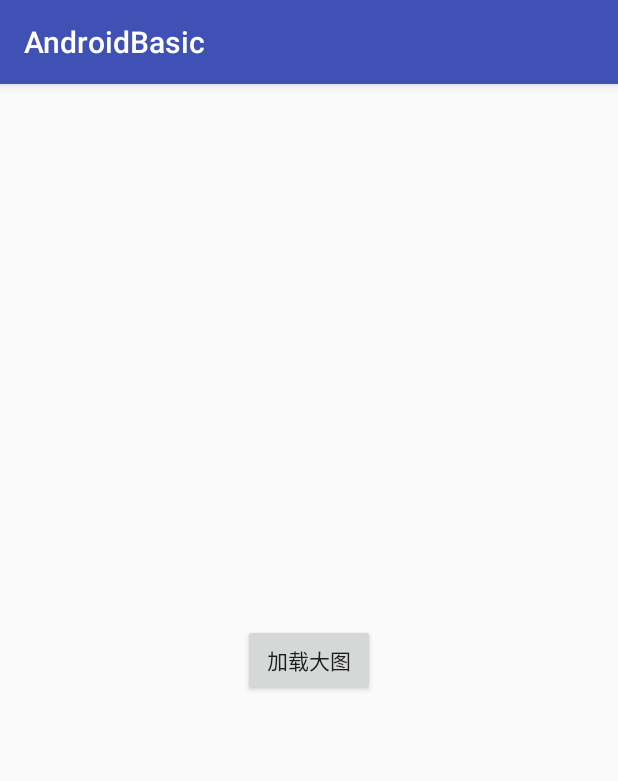
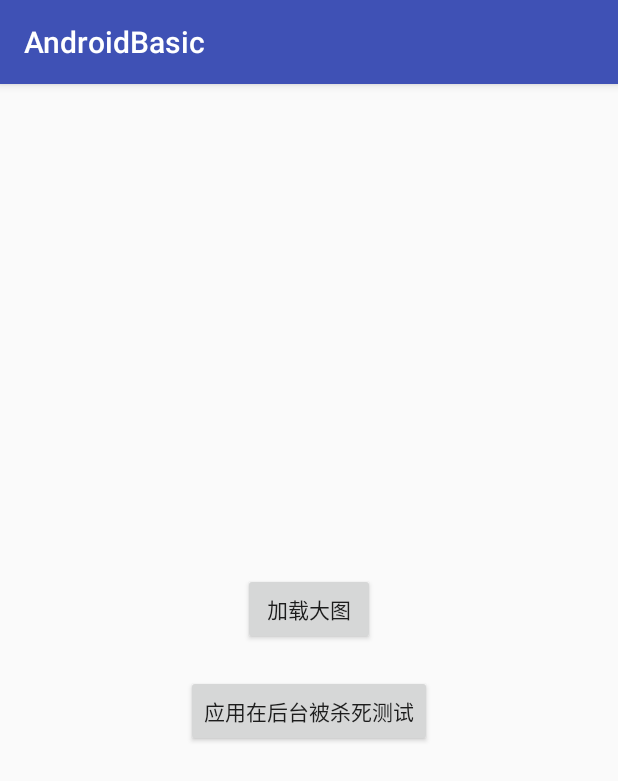
Before and after one commit to 2449983723/AndroidComponents, an Android app: the screen it shows after launch (MainActivity), on a phone screen of 412 x 824 dp. Shown: the top 781 px of the screen. Run offline under Robolectric (Android 15) with nearby library versions, the phone set to English and light mode, and no system bars.

Commit message:
添加应用被杀死后重新走启动流程的逻辑

```diff
--- /dev/null
+++ b/app/src/main/java/com/liunian/androidbasic/App.java
@@ -0,0 +1,36 @@
+package com.liunian.androidbasic;
+
+import android.app.Application;
+import android.content.Context;
+import android.content.Intent;
+
+/**
+ * Created by dell on 2018/4/13.
+ */
+
+public class App extends Application {
+    public static String testString;
+    public final static int APP_STATUS_KILLED = 0; // 表示应用是被杀死后在启动的
+    public final static int APP_STATUS_NORMAL = 1; // 表示应用时正常的启动流程
+    public static int APP_STATUS = APP_STATUS_KILLED; // 记录App的启动状态
+    private static Context context;
+
+    @Override
+    public void onCreate() {
+        super.onCreate();
+        context = getApplicationContext();
+    }
+
+    public static Context getAppContext() {
+        return context;
+    }
+
+    /**
+     * 重新初始化应用界面，清空当前Activity棧，并启动欢迎页面
+     */
+    public static void reInitApp() {
+        Intent intent = new Intent(getAppContext(), SplashActivity.class);
+        intent.setFlags(Intent.FLAG_ACTIVITY_CLEAR_TASK | Intent.FLAG_ACTIVITY_NEW_TASK);
+        getAppContext().startActivity(intent);
+    }
+}
--- a/app/src/main/java/com/liunian/androidbasic/MainActivity.java
+++ b/app/src/main/java/com/liunian/androidbasic/MainActivity.java
@@ -1,22 +1,29 @@
 package com.liunian.androidbasic;
 
 import android.content.Intent;
-import android.support.v7.app.AppCompatActivity;
 import android.os.Bundle;
+import android.support.annotation.Nullable;
 import android.view.View;
 import android.widget.Button;
 
 import com.liunian.androidbasic.addbigimage.AddBigImageActivity;
+import com.liunian.androidbasic.appkilledtest.AppKilledTestActivity;
+import com.liunian.androidbasic.base.BaseActivity;
 
-public class MainActivity extends AppCompatActivity implements View.OnClickListener{
+public class MainActivity extends BaseActivity implements View.OnClickListener{
     Button mAddBigPic;
+    Button mAppKillTest;
+
     @Override
-    protected void onCreate(Bundle savedInstanceState) {
-        super.onCreate(savedInstanceState);
+    protected void setUpViewAndData(@Nullable Bundle savedInstanceState) {
         setContentView(R.layout.activity_main);
 
         mAddBigPic = (Button) findViewById(R.id.addBigPic);
         mAddBigPic.setOnClickListener(this);
+        mAppKillTest = (Button) findViewById(R.id.app_killed_test);
+        mAppKillTest.setOnClickListener(this);
+
+        App.testString = "张三";
     }
 
     @Override
@@ -28,6 +35,9 @@ public class MainActivity extends AppCompatActivity implements View.OnClickListe
                 case R.id.addBigPic:
                     intent.setClass(MainActivity.this, AddBigImageActivity.class);
                     break;
+                case R.id.app_killed_test:
+                    intent.setClass(MainActivity.this, AppKilledTestActivity.class);
+                    break;
             }
             if (intent != null) {
                 this.startActivity(intent);
--- /dev/null
+++ b/app/src/main/java/com/liunian/androidbasic/SplashActivity.java
@@ -0,0 +1,30 @@
+package com.liunian.androidbasic;
+
+import android.content.Intent;
+import android.support.v7.app.AppCompatActivity;
+import android.os.Bundle;
+
+/**
+ * 启动欢迎页面
+ */
+public class SplashActivity extends AppCompatActivity {
+
+    @Override
+    protected void onCreate(Bundle savedInstanceState) {
+        App.APP_STATUS = App.APP_STATUS_NORMAL; // App正常的启动，设置App的启动状态为正常启动
+        super.onCreate(savedInstanceState);
+        setContentView(R.layout.activity_splash);
+
+        goMain();
+    }
+
+    /**
+     * 去主页面
+     */
+    private void goMain() {
+        Intent intent = new Intent(SplashActivity.this, MainActivity.class);
+        startActivity(intent);
+        finish();
+    }
+
+}
--- /dev/null
+++ b/app/src/main/java/com/liunian/androidbasic/base/BaseActivity.java
@@ -0,0 +1,34 @@
+package com.liunian.androidbasic.base;
+
+import android.os.Bundle;
+import android.support.annotation.Nullable;
+import android.support.v7.app.AppCompatActivity;
+import android.util.Log;
+
+import com.liunian.androidbasic.App;
+
+/**
+ * Created by dell on 2018/4/17.
+ * 用来处理应用在后台被杀死后，让应用重新走启动流程
+ */
+
+public abstract class BaseActivity extends AppCompatActivity {
+    @Override
+    protected void onCreate(@Nullable Bundle savedInstanceState) {
+        super.onCreate(savedInstanceState);
+        if (App.APP_STATUS != App.APP_STATUS_NORMAL) { // 非正常启动流程，直接重新初始化应用界面
+            Log.i("liunianprint:", "reInitApp");
+            App.reInitApp();
+            finish();
+            return;
+        } else { // 正常启动流程
+            setUpViewAndData(savedInstanceState); // 子Activity初始化界面
+        }
+    }
+
+    /**
+     * 提供给子Activity设置界面的接口，不要在onCreate中初始化界面
+     * @param savedInstanceState
+     */
+    protected abstract void setUpViewAndData(@Nullable Bundle savedInstanceState);
+}
--- a/app/src/main/res/layout/activity_main.xml
+++ b/app/src/main/res/layout/activity_main.xml
@@ -16,5 +16,13 @@
             android:layout_gravity="center_horizontal"
             android:layout_width="wrap_content"
             android:layout_height="wrap_content" />
+
+        <Button
+            android:text="应用在后台被杀死测试"
+            android:layout_marginTop="20dp"
+            android:id="@+id/app_killed_test"
+            android:layout_gravity="center_horizontal"
+            android:layout_width="wrap_content"
+            android:layout_height="wrap_content" />
     </LinearLayout>
 </RelativeLayout>
```
Also changed, not shown: app/src/main/AndroidManifest.xml (+5 -2 lines), app/src/main/java/com/liunian/androidbasic/addbigimage/AddBigImageActivity.java (+4 -4 lines), app/src/main/java/com/liunian/androidbasic/appkilledtest/AppKilledTestActivity.java (added, +26 -0 lines), app/src/main/res/layout/activity_app_killed_test.xml (added, +13 -0 lines), app/src/main/res/layout/activity_splash.xml (added, +12 -0 lines).
